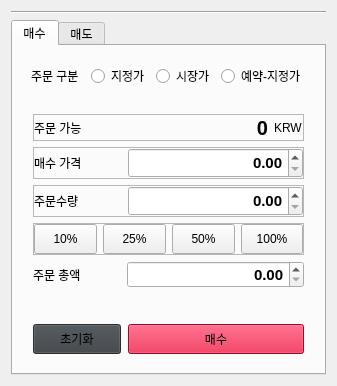
Qt form src/ui/trade.ui (showmethecoin/upbit-trader) before a commit.
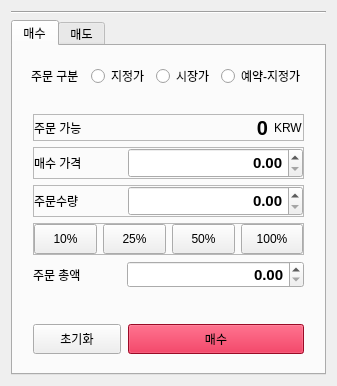
The same form after that commit. Icons and pictures are not drawn.

Diff of the .ui file:
```diff
--- a/src/ui/trade.ui
+++ b/src/ui/trade.ui
@@ -2309,7 +2309,7 @@
                        </size>
                       </property>
                       <property name="styleSheet">
-                       <string notr="true">background-color: #3b4045;</string>
+                       <string notr="true"/>
                       </property>
                       <property name="text">
                        <string>초기화</string>
```
Left out of the diff: 106 changed lines with no effect on the pictures.
